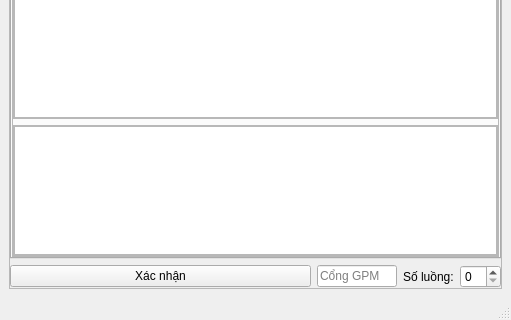
D-RubyIV/remove-proxy-gpm, file untitled.ui: the form before one commit; both pictures show x 0 to 511 and y 224 to 544 of the 511 by 544 pixel window.
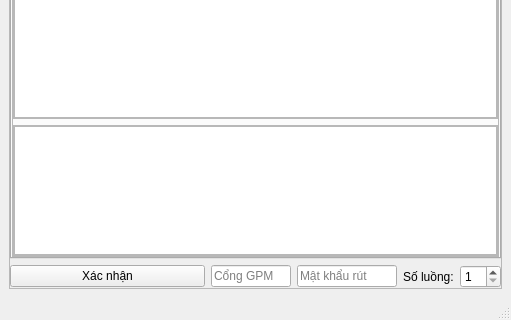
The form after the commit.

Patch:
```diff
--- a/untitled.ui
+++ b/untitled.ui
@@ -232,6 +232,19 @@
             </property>
            </widget>
           </item>
+          <item>
+           <widget class="QLineEdit" name="line_edit_password_withdraw">
+            <property name="maximumSize">
+             <size>
+              <width>100</width>
+              <height>16777215</height>
+             </size>
+            </property>
+            <property name="placeholderText">
+             <string>Mật khẩu rút</string>
+            </property>
+           </widget>
+          </item>
           <item>
            <widget class="QLabel" name="label_2">
             <property name="text">
@@ -240,7 +253,14 @@
            </widget>
           </item>
           <item>
-           <widget class="QSpinBox" name="spinBox"/>
+           <widget class="QSpinBox" name="spin_box_total_thread">
+            <property name="minimum">
+             <number>1</number>
+            </property>
+            <property name="maximum">
+             <number>10</number>
+            </property>
+           </widget>
           </item>
          </layout>
         </widget>
```
